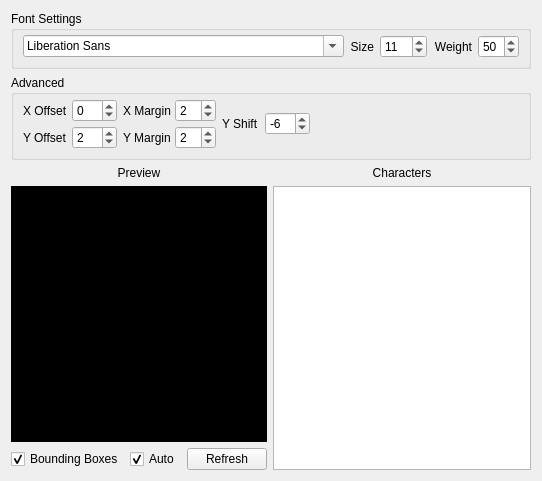
Before: the Qt Designer form qt/ui/fontgenwidget.ui in ThunderGemios10/The-Super-Duper-Script-Editor, drawn with Qt 5.
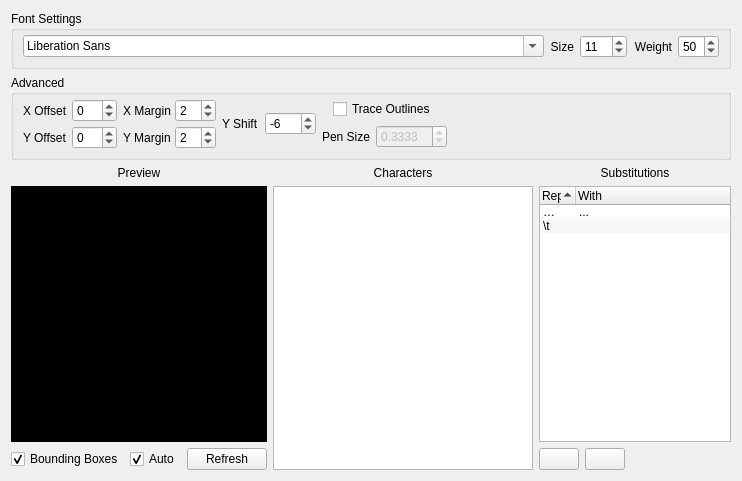
After: the same form once the commit is applied. Icons and pictures are not drawn.

Commit message: Last commit of the year. Got the font generator integrated, the settings menu upgraded, the setup wizard finished up and integrated. Mostly just needs to be tested.

Diff of the .ui file:
```diff
--- a/qt/ui/fontgenwidget.ui
+++ b/qt/ui/fontgenwidget.ui
@@ -6,7 +6,7 @@
    <rect>
     <x>0</x>
     <y>0</y>
-    <width>542</width>
+    <width>742</width>
     <height>464</height>
    </rect>
   </property>
@@ -164,7 +164,7 @@
              <number>25</number>
             </property>
             <property name="value">
-             <number>2</number>
+             <number>0</number>
             </property>
            </widget>
           </item>
@@ -216,24 +216,79 @@
        </layout>
       </item>
       <item>
-       <widget class="QLabel" name="label_12">
-        <property name="text">
-         <string>Y Shift</string>
-        </property>
-       </widget>
+       <layout class="QHBoxLayout" name="horizontalLayout_11">
+        <item>
+         <widget class="QLabel" name="label_12">
+          <property name="text">
+           <string>Y Shift</string>
+          </property>
+         </widget>
+        </item>
+        <item>
+         <widget class="QSpinBox" name="spnYShift">
+          <property name="minimum">
+           <number>-128</number>
+          </property>
+          <property name="maximum">
+           <number>127</number>
+          </property>
+          <property name="value">
+           <number>-6</number>
+          </property>
+         </widget>
+        </item>
+       </layout>
       </item>
       <item>
-       <widget class="QSpinBox" name="spnYShift">
-        <property name="minimum">
-         <number>-25</number>
-        </property>
-        <property name="maximum">
-         <number>25</number>
-        </property>
-        <property name="value">
-         <number>-6</number>
-        </property>
-       </widget>
+       <layout class="QVBoxLayout" name="verticalLayout_6">
+        <item>
+         <layout class="QHBoxLayout" name="horizontalLayout_10">
+          <item>
+           <widget class="QCheckBox" name="chkTrace">
+            <property name="sizePolicy">
+             <sizepolicy hsizetype="Maximum" vsizetype="Fixed">
+              <horstretch>0</horstretch>
+              <verstretch>0</verstretch>
+             </sizepolicy>
+            </property>
+            <property name="text">
+             <string>Trace Outlines</string>
+            </property>
+           </widget>
+          </item>
+         </layout>
+        </item>
+        <item>
+         <layout class="QHBoxLayout" name="horizontalLayout_9">
+          <item>
+           <widget class="QLabel" name="label_6">
+            <property name="text">
+             <string>Pen Size</string>
+            </property>
+           </widget>
+          </item>
+          <item>
+           <widget class="QDoubleSpinBox" name="spnPenSize">
+            <property name="enabled">
+             <bool>false</bool>
+            </property>
+            <property name="decimals">
+             <number>4</number>
+            </property>
+            <property name="minimum">
+             <double>0.000100000000000</double>
+            </property>
+            <property name="singleStep">
+             <double>0.010000000000000</double>
+            </property>
+            <property name="value">
+             <double>0.333300000000000</double>
+            </property>
+           </widget>
+          </item>
+         </layout>
+        </item>
+       </layout>
       </item>
       <item>
        <spacer name="horizontalSpacer">
@@ -365,6 +420,140 @@
        </item>
       </layout>
      </item>
+     <item>
+      <layout class="QVBoxLayout" name="verticalLayout_7">
+       <item>
+        <widget class="QLabel" name="label_9">
+         <property name="text">
+          <string>Substitutions</string>
+         </property>
+         <property name="alignment">
+          <set>Qt::AlignCenter</set>
+         </property>
+        </widget>
+       </item>
+       <item>
+        <widget class="QTreeWidget" name="treeSubs">
+         <property name="sizePolicy">
+          <sizepolicy hsizetype="Fixed" vsizetype="MinimumExpanding">
+           <horstretch>0</horstretch>
+           <verstretch>0</verstretch>
+          </sizepolicy>
+         </property>
+         <property name="maximumSize">
+          <size>
+           <width>192</width>
+           <height>16777215</height>
+          </size>
+         </property>
+         <property name="midLineWidth">
+          <number>0</number>
+         </property>
+         <property name="verticalScrollBarPolicy">
+          <enum>Qt::ScrollBarAsNeeded</enum>
+         </property>
+         <property name="horizontalScrollBarPolicy">
+          <enum>Qt::ScrollBarAsNeeded</enum>
+         </property>
+         <property name="alternatingRowColors">
+          <bool>true</bool>
+         </property>
+         <property name="rootIsDecorated">
+          <bool>false</bool>
+         </property>
+         <property name="uniformRowHeights">
+          <bool>true</bool>
+         </property>
+         <property name="itemsExpandable">
+          <bool>false</bool>
+         </property>
+         <property name="sortingEnabled">
+          <bool>true</bool>
+         </property>
+         <attribute name="headerDefaultSectionSize">
+          <number>36</number>
+         </attribute>
+         <attribute name="headerMinimumSectionSize">
+          <number>0</number>
+         </attribute>
+         <attribute name="headerStretchLastSection">
+          <bool>true</bool>
+         </attribute>
+         <column>
+          <property name="text">
+           <string>Replace</string>
+          </property>
+         </column>
+         <column>
+          <property name="text">
+           <string>With</string>
+          </property>
+         </column>
+         <item>
+          <property name="text">
+           <string>…</string>
+          </property>
+          <property name="text">
+           <string>...</string>
+          </property>
+         </item>
+         <item>
+          <property name="text">
+           <string>\t</string>
+          </property>
+          <property name="text">
+           <string/>
+          </property>
+         </item>
+        </widget>
+       </item>
+       <item>
+        <layout class="QHBoxLayout" name="horizontalLayout_12">
+         <item>
+          <widget class="QPushButton" name="btnNewSub">
+           <property name="sizePolicy">
+            <sizepolicy hsizetype="Maximum" vsizetype="Fixed">
+             <horstretch>0</horstretch>
+             <verstretch>0</verstretch>
+            </sizepolicy>
+           </property>
+           <property name="text">
+            <string/>
+           </property>
+           <property name="icon">
+            <iconset resource="../res/icons.qrc">
+             <normaloff>:/new.png</normaloff>:/new.png</iconset>
+           </property>
+          </widget>
+         </item>
+         <item>
+          <widget class="QPushButton" name="btnDelSub">
+           <property name="sizePolicy">
+            <sizepolicy hsizetype="Maximum" vsizetype="Fixed">
+             <horstretch>0</horstretch>
+             <verstretch>0</verstretch>
+            </sizepolicy>
+           </property>
+           <property name="text">
+            <string/>
+           </property>
+           <property name="icon">
+            <iconset resource="../res/icons.qrc">
+             <normaloff>:/cross.png</normaloff>:/cross.png</iconset>
+           </property>
+          </widget>
+         </item>
+         <item>
+          <widget class="QLabel" name="label_11">
+           <property name="text">
+            <string/>
+           </property>
+          </widget>
+         </item>
+        </layout>
+       </item>
+      </layout>
+     </item>
     </layout>
    </item>
   </layout>
```
Left out of the diff: 169 changed lines with no effect on the pictures. The commit also changes 42 other files.
